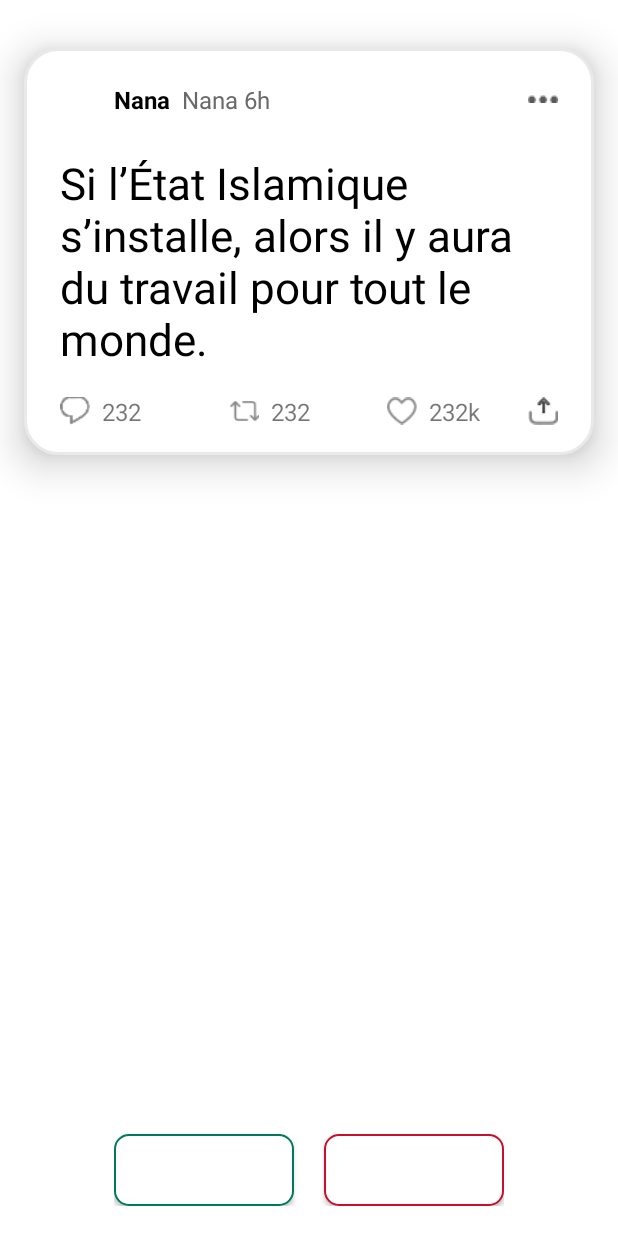
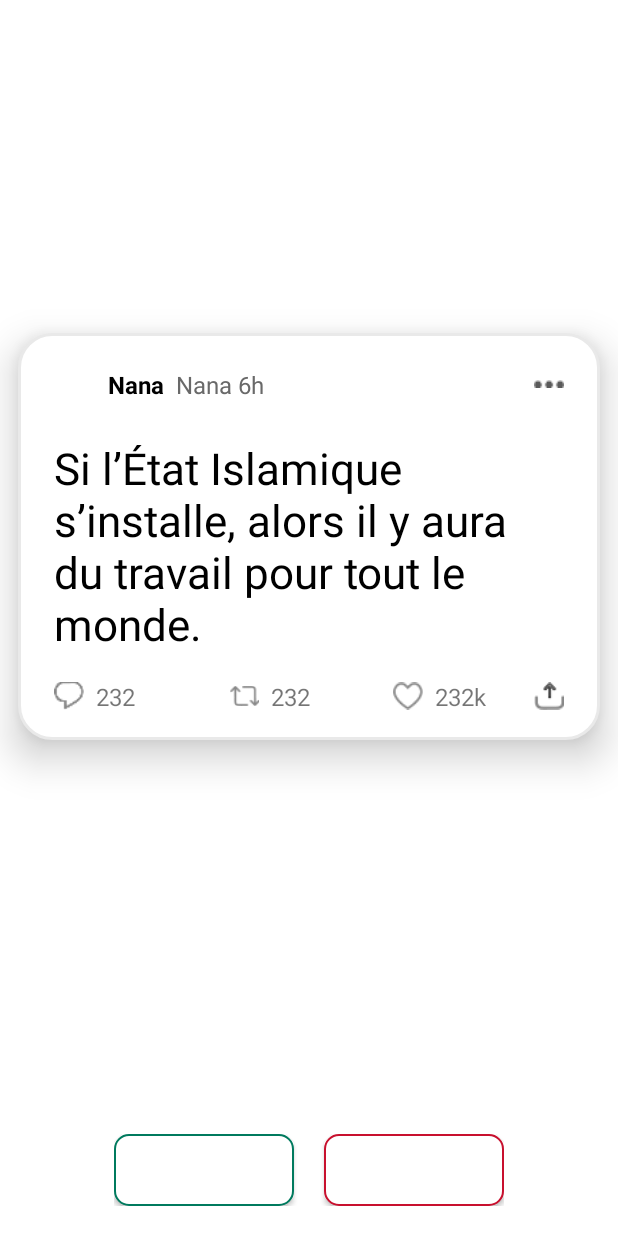
Before and after one commit to Ahmad-Hamwi/quiz-app, an Android app: the layout fragment_twitter.xml on its own in the app's theme, with its tools: preview values and no code run, on a phone screen of 412 x 824 dp. Run offline under Robolectric (Android 15) with nearby library versions, the phone set to English and light mode, and no system bars; network calls fail.

Commit message:
Twitter design finished

```diff
--- a/app/src/main/res/layout/fragment_twitter.xml
+++ b/app/src/main/res/layout/fragment_twitter.xml
@@ -17,15 +17,15 @@
         <androidx.constraintlayout.widget.ConstraintLayout
             android:layout_width="match_parent"
             android:layout_height="wrap_content"
-            android:layout_marginHorizontal="16dp"
-            android:layout_marginVertical="32dp"
+            android:layout_marginHorizontal="12dp"
             android:background="@drawable/background_twitter"
             android:elevation="16dp"
             android:minHeight="200dp"
+            app:layout_constraintBottom_toTopOf="@+id/fragment_twitter_layout_question"
             app:layout_constraintEnd_toEndOf="parent"
             app:layout_constraintStart_toStartOf="parent"
             app:layout_constraintTop_toTopOf="parent"
-            app:layout_constraintVertical_bias="0.4">
+            app:layout_constraintVertical_bias="0.5">
 
             <androidx.appcompat.widget.AppCompatImageView
                 android:id="@+id/layout_twitter_profile_image"
@@ -119,9 +119,9 @@
                             android:layout_width="wrap_content"
                             android:layout_height="wrap_content"
                             android:layout_marginStart="8dp"
-                            tools:text="232"
                             android:text="@{String.valueOf(post.commentsCount)}"
-                            android:textSize="16sp" />
+                            android:textSize="16sp"
+                            tools:text="232" />
                     </androidx.appcompat.widget.LinearLayoutCompat>
 
                     <androidx.appcompat.widget.LinearLayoutCompat
@@ -140,9 +140,9 @@
                             android:layout_width="wrap_content"
                             android:layout_height="wrap_content"
                             android:layout_marginStart="8dp"
-                            tools:text="232"
                             android:text="@{String.valueOf(post.retweetCount)}"
-                            android:textSize="16sp" />
+                            android:textSize="16sp"
+                            tools:text="232" />
                     </androidx.appcompat.widget.LinearLayoutCompat>
 
                     <androidx.appcompat.widget.LinearLayoutCompat
@@ -161,9 +161,9 @@
                             android:layout_width="wrap_content"
                             android:layout_height="wrap_content"
                             android:layout_marginStart="8dp"
-                            tools:text="232k"
                             android:text="@{post.likesCount + `k`}"
-                            android:textSize="16sp" />
+                            android:textSize="16sp"
+                            tools:text="232k" />
                     </androidx.appcompat.widget.LinearLayoutCompat>
                 </androidx.appcompat.widget.LinearLayoutCompat>
 
```
